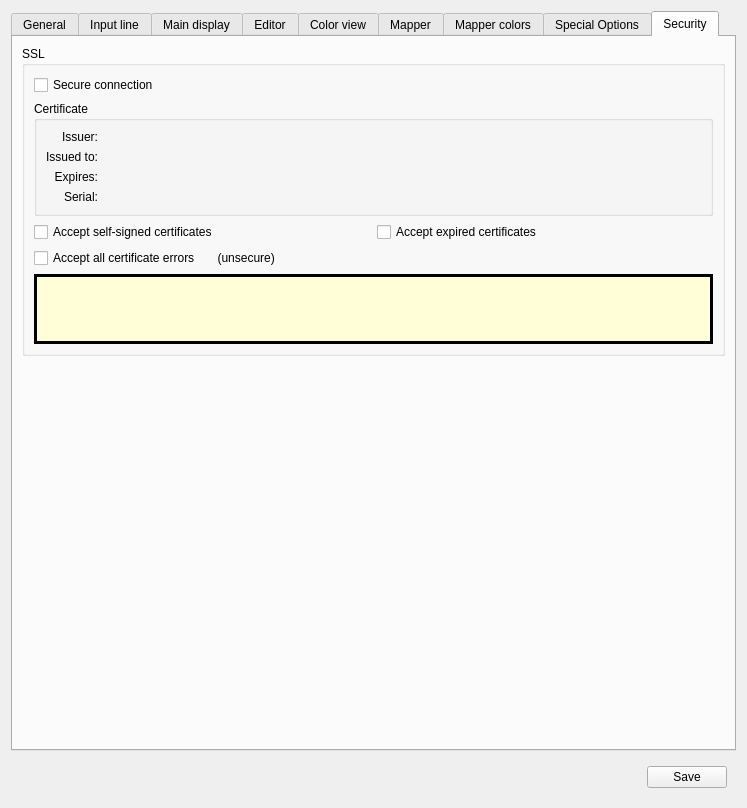
This is src/ui/profile_preferences.ui in Mudlet/Mudlet as Qt 5 draws it before an edit. The edited form follows.
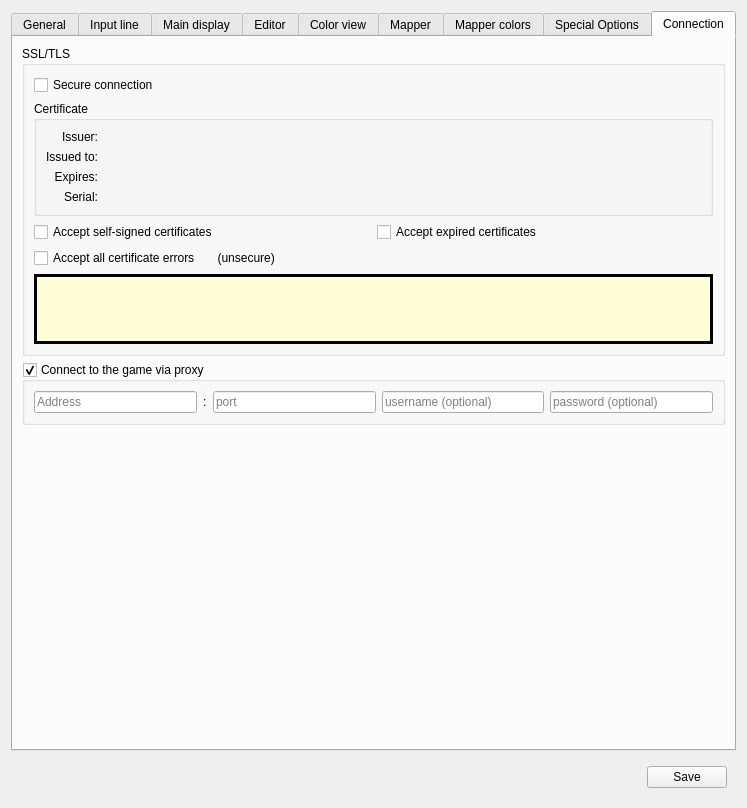
This is the edited form. The open tabs and pages were chosen to show the change. Icons and pictures are not drawn. Custom widgets are drawn as their Qt base class.

Commit message: Add support for connecting via proxy to game

```diff
--- a/src/ui/profile_preferences.ui
+++ b/src/ui/profile_preferences.ui
@@ -2791,13 +2791,13 @@
      </widget>
      <widget class="QWidget" name="tab_security">
       <attribute name="title">
-       <string>Security</string>
+       <string>Connection</string>
       </attribute>
-      <layout class="QGridLayout" name="gridLayout_tab_security">
-       <item row="0" column="0">
+      <layout class="QVBoxLayout" name="verticalLayout_3">
+       <item>
         <widget class="QGroupBox" name="groupBox_ssl">
          <property name="title">
-          <string>SSL</string>
+          <string>SSL/TLS</string>
          </property>
          <layout class="QGridLayout" name="gridLayout_groupBox_ssl">
           <item row="0" column="0">
@@ -4856,7 +4856,81 @@
          </layout>
         </widget>
        </item>
-       <item row="1" column="0">
+       <item>
+        <widget class="QGroupBox" name="groupBox_proxy">
+         <property name="title">
+          <string>Connect to the game via proxy</string>
+         </property>
+         <property name="checkable">
+          <bool>true</bool>
+         </property>
+         <layout class="QGridLayout" name="gridLayout_2">
+          <item row="0" column="0">
+           <widget class="QLineEdit" name="lineEdit_proxyAddress">
+            <property name="text">
+             <string/>
+            </property>
+            <property name="placeholderText">
+             <string>Address</string>
+            </property>
+            <property name="clearButtonEnabled">
+             <bool>true</bool>
+            </property>
+           </widget>
+          </item>
+          <item row="0" column="1">
+           <widget class="QLabel" name="label_5">
+            <property name="text">
+             <string>:</string>
+            </property>
+           </widget>
+          </item>
+          <item row="0" column="2">
+           <widget class="QLineEdit" name="lineEdit_proxyPort">
+            <property name="inputMask">
+             <string>dddd9</string>
+            </property>
+            <property name="placeholderText">
+             <string>port</string>
+            </property>
+            <property name="clearButtonEnabled">
+             <bool>true</bool>
+            </property>
+           </widget>
+          </item>
+          <item row="0" column="3">
+           <widget class="QLineEdit" name="lineEdit_proxyUsername">
+            <property name="toolTip">
+             <string>Username for logging into the proxy if requred</string>
+            </property>
+            <property name="text">
+             <string/>
+            </property>
+            <property name="placeholderText">
+             <string>username (optional)</string>
+            </property>
+            <property name="clearButtonEnabled">
+             <bool>true</bool>
+            </property>
+           </widget>
+          </item>
+          <item row="0" column="4">
+           <widget class="QLineEdit" name="lineEdit_proxyPassword">
+            <property name="toolTip">
+             <string>Password for logging into the proxy if requred</string>
+            </property>
+            <property name="echoMode">
+             <enum>QLineEdit::Password</enum>
+            </property>
+            <property name="placeholderText">
+             <string>password (optional)</string>
+            </property>
+           </widget>
+          </item>
+         </layout>
+        </widget>
+       </item>
+       <item>
         <spacer name="verticalSpacer_security">
          <property name="orientation">
           <enum>Qt::Vertical</enum>
```
Left out of the diff: 2 changed lines with no effect on the pictures. The commit also changes 6 other files.
